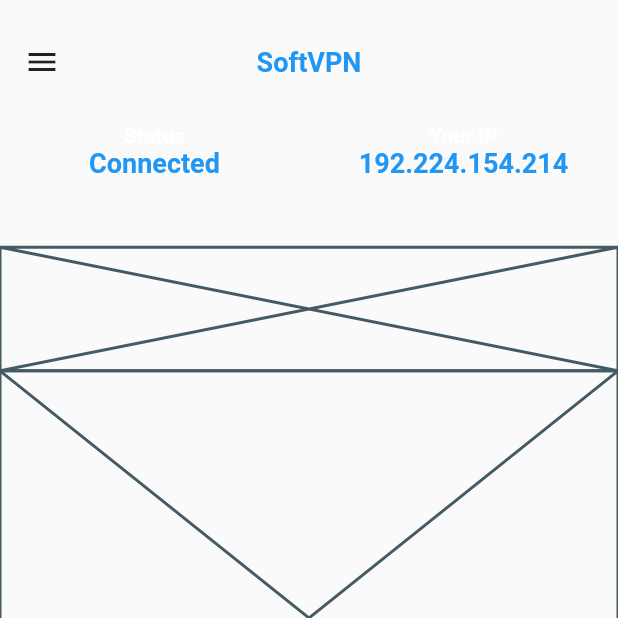
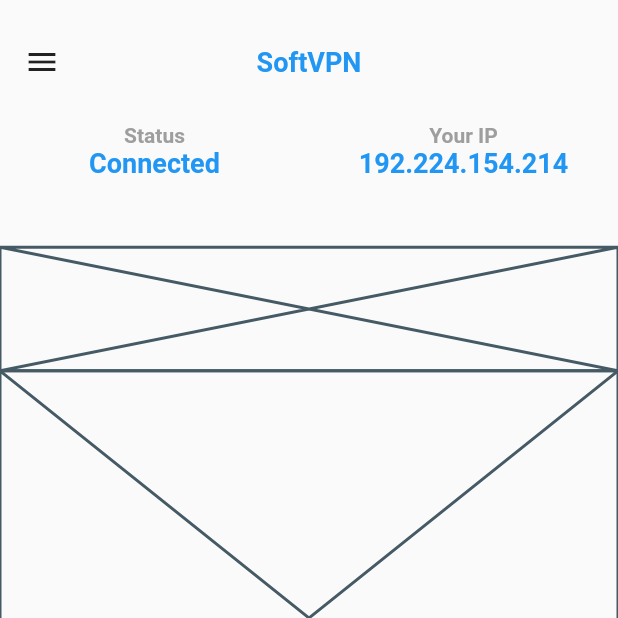
Before and after one commit to JAICHANGPARK/flutter_notebook_11th_story, a Flutter app: the screen it shows after launch, on a phone screen of 412 x 824 dp, the top half of it. Run offline on Flutter 3.47's test engine with Material 2 defaults, Android fonts, the phone set to English and light mode, and no system bars; our stand-ins replace backdrop, badges, flutter_inner_drawer, flutter_slidable, flutter_swiper, google_fonts.

Commit message:
Update vpn_home_page.dart

```diff
--- a/lib/ep721_vpn_mobile_app/ui/vpn_home_page.dart
+++ b/lib/ep721_vpn_mobile_app/ui/vpn_home_page.dart
@@ -44,7 +44,7 @@ class _VpnHomePageState extends State<VpnHomePage> {
                     children: [
                       Text(
                         "Status",
-                        style: TextStyle(fontWeight: FontWeight.bold, color: Colors.white),
+                        style: TextStyle(fontWeight: FontWeight.bold, color: Colors.grey),
                       ),
                       Text(
                         "Connected",
@@ -57,7 +57,7 @@ class _VpnHomePageState extends State<VpnHomePage> {
                     children: [
                       Text(
                         "Your IP",
-                        style: TextStyle(fontWeight: FontWeight.bold, color: Colors.white),
+                        style: TextStyle(fontWeight: FontWeight.bold, color: Colors.grey),
                       ),
                       Text(
                         "192.224.154.214",
```
